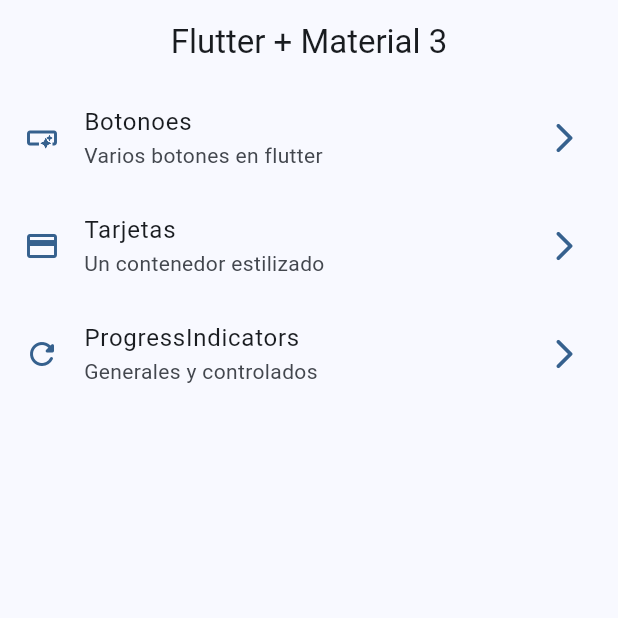
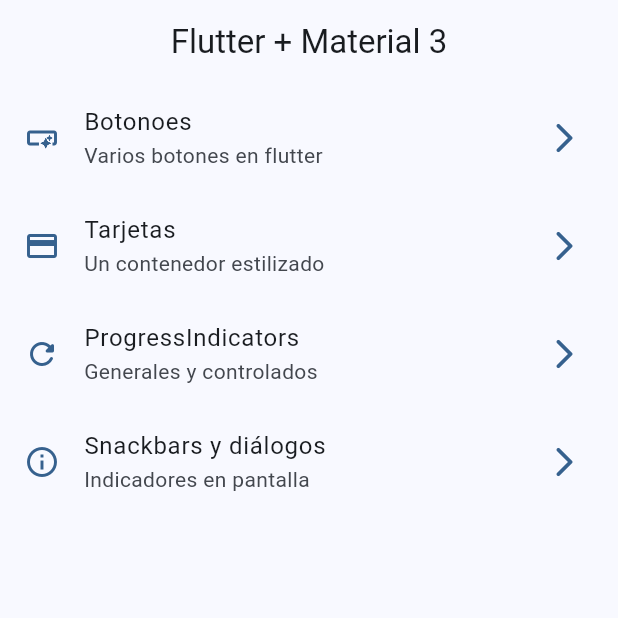
Before and after one commit to harojortiz/widgets-app, a Flutter app: the screen it shows after launch, on a phone screen of 412 x 824 dp, the top half of it. Run offline on Flutter 3.47's test engine with Material 3 defaults, Android fonts, the phone set to English and light mode, and no system bars; our stand-ins replace go_router.

Commit message:
snackbars dialogs terminad

```diff
--- a/lib/config/menu/menu_items.dart
+++ b/lib/config/menu/menu_items.dart
@@ -29,4 +29,9 @@ const appMenuItems = <MenuItems>[
       subTitle: 'Generales y controlados',
       link: '/progress',
       icon: Icons.refresh_rounded),
+  MenuItems(
+      title: 'Snackbars y diálogos',
+      subTitle: 'Indicadores en pantalla',
+      link: '/snackbars',
+      icon: Icons.info_outline),
 ];
--- a/lib/config/router/app_router.dart
+++ b/lib/config/router/app_router.dart
@@ -25,5 +25,10 @@ final appRouter = GoRouter(
       name: ProgressScreen.name,
       builder: (context, state) => const ProgressScreen(),
     ),
+    GoRoute(
+      path: '/snackbars',
+      name: SnackbarScreen.name,
+      builder: (context, state) => const SnackbarScreen(),
+    ),
   ],
 );
--- a/lib/main.dart
+++ b/lib/main.dart
@@ -12,6 +12,7 @@ class MainApp extends StatelessWidget {
   @override
   Widget build(BuildContext context) {
     return MaterialApp.router(
+      title: 'Flutter Widgets',
       routerConfig: appRouter,
       debugShowCheckedModeBanner: false,
       theme: AppTheme(selectedColor: 0).getTheme(),
```
Also changed, not shown: lib/presentation/screens/snackbar/snackbar_sreen.dart (+59 -1 lines).
